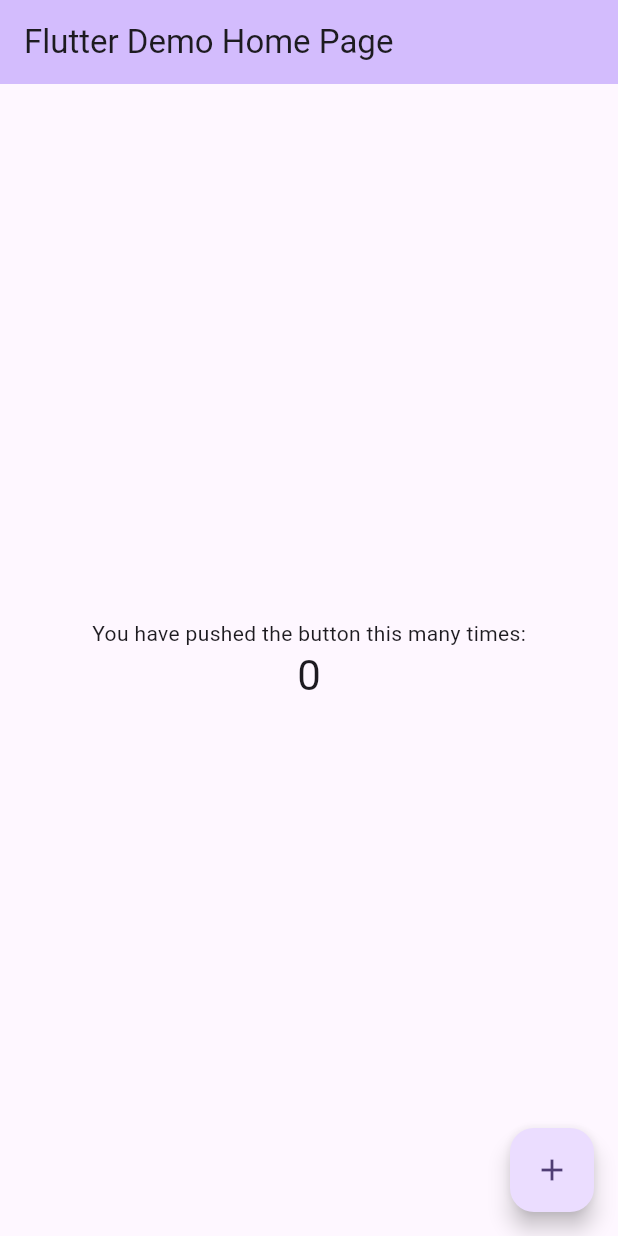
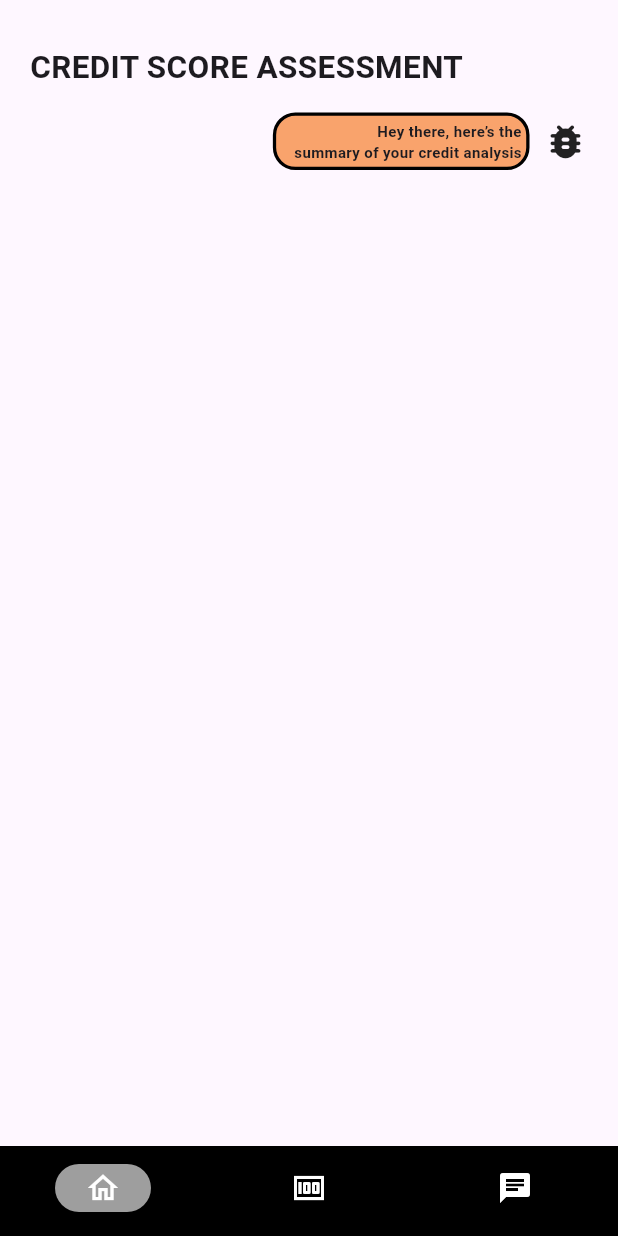
Before and after one commit to legendarycoconutkai/Plutus, a Flutter app: the screen it shows after launch, on a phone screen of 412 x 824 dp. Run offline on Flutter 3.47's test engine with Material 3 defaults, Android fonts, the phone set to English and light mode, and no system bars.

Commit message:
first edit

```diff
--- /dev/null
+++ b/lib/colour.dart
@@ -0,0 +1,11 @@
+import 'package:flutter/material.dart';
+
+// Colours used in the app
+Color paleyellow = const Color(0xffFDFBD4);
+Color pink = const Color(0xffF2828D);
+Color darkpurple = const Color(0xff765D69);
+Color white = const Color(0xffF1F1F1);
+Color orange = const Color(0xffF26628);
+Color darkblue = const Color(0xff305D7A);
+Color cyan = const Color(0xff9BD7D1);
+Color paleorange = const Color(0xffF9A36C);
--- /dev/null
+++ b/lib/home.dart
@@ -0,0 +1,58 @@
+import 'package:flutter/material.dart';
+import 'package:plutus/colour.dart';
+
+// Frame widget which is a StatefulWidget
+class Home extends StatefulWidget {
+  const Home({super.key});
+
+  @override
+  State<Home> createState() => _HomeState();
+}
+
+class _HomeState extends State<Home> {
+
+  @override
+  Widget build(BuildContext context) {
+    return Scaffold(
+      body: SafeArea(
+        child: Padding(
+          padding: const EdgeInsets.symmetric(horizontal: 20.0),
+          child: Column(
+            mainAxisAlignment: MainAxisAlignment.start, crossAxisAlignment: CrossAxisAlignment.start,
+            children: [
+              const Padding(
+                padding: EdgeInsets.only(top: 30.0,),
+                child: Text('CREDIT SCORE ASSESSMENT', style: TextStyle(fontSize: 21, fontWeight: FontWeight.bold),),
+              ),
+              Padding(
+                padding: const EdgeInsets.only(top: 15.0, bottom: 15.0,),
+                child: Row(
+                  mainAxisAlignment: MainAxisAlignment.end, crossAxisAlignment: CrossAxisAlignment.center,
+                  children: [
+                    Container(
+                      decoration: BoxDecoration(
+                        color: paleorange,
+                        borderRadius: BorderRadius.circular(15),
+                        border: Border.all(color: Colors.black, width: 2.18),
+                      ),
+                      child: const Padding(
+                        padding: EdgeInsets.only(top: 3.0, bottom: 3.0, left: 12.0, right: 3.0,),
+                        child: Text(
+                          'Hey there, here’s the \nsummary of your credit analysis',
+                          style: TextStyle(fontSize: 10, fontWeight: FontWeight.bold),
+                          textAlign: TextAlign.end,),
+                      )
+                    ),
+                    const SizedBox(width: 9.0,),
+                    const Icon(Icons.bug_report_rounded, size: 30,),
+                  ],
+                ),
+              ),
+              const SizedBox(height: 9.0,),
+            ],
+          ),
+        ),
+      ),
+    );
+  }
+}
--- a/lib/main.dart
+++ b/lib/main.dart
@@ -1,4 +1,5 @@
 import 'package:flutter/material.dart';
+import 'package:plutus/navbar.dart';
 
 void main() {
   runApp(const MyApp());
@@ -13,113 +14,10 @@
     return MaterialApp(
       title: 'Flutter Demo',
       theme: ThemeData(
-        // This is the theme of your application.
-        //
-        // TRY THIS: Try running your application with "flutter run". You'll see
-        // the application has a purple toolbar. Then, without quitting the app,
-        // try changing the seedColor in the colorScheme below to Colors.green
-        // and then invoke "hot reload" (save your changes or press the "hot
-        // reload" button in a Flutter-supported IDE, or press "r" if you used
-        // the command line to start the app).
-        //
-        // Notice that the counter didn't reset back to zero; the application
-        // state is not lost during the reload. To reset the state, use hot
-        // restart instead.
-        //
-        // This works for code too, not just values: Most code changes can be
-        // tested with just a hot reload.
         colorScheme: ColorScheme.fromSeed(seedColor: Colors.deepPurple),
         useMaterial3: true,
       ),
-      home: const MyHomePage(title: 'Flutter Demo Home Page'),
+      home: const Frame(),
     );
   }
 }
-
-class MyHomePage extends StatefulWidget {
-  const MyHomePage({super.key, required this.title});
-
-  // This widget is the home page of your application. It is stateful, meaning
-  // that it has a State object (defined below) that contains fields that affect
-  // how it looks.
-
-  // This class is the configuration for the state. It holds the values (in this
-  // case the title) provided by the parent (in this case the App widget) and
-  // used by the build method of the State. Fields in a Widget subclass are
-  // always marked "final".
-
-  final String title;
-
-  @override
-  State<MyHomePage> createState() => _MyHomePageState();
-}
-
-class _MyHomePageState extends State<MyHomePage> {
-  int _counter = 0;
-
-  void _incrementCounter() {
-    setState(() {
-      // This call to setState tells the Flutter framework that something has
-      // changed in this State, which causes it to rerun the build method below
-      // so that the display can reflect the updated values. If we changed
-      // _counter without calling setState(), then the build method would not be
-      // called again, and so nothing would appear to happen.
-      _counter++;
-    });
-  }
-
-  @override
-  Widget build(BuildContext context) {
-    // This method is rerun every time setState is called, for instance as done
-    // by the _incrementCounter method above.
-    //
-    // The Flutter framework has been optimized to make rerunning build methods
-    // fast, so that you can just rebuild anything that needs updating rather
-    // than having to individually change instances of widgets.
-    return Scaffold(
-      appBar: AppBar(
-        // TRY THIS: Try changing the color here to a specific color (to
-        // Colors.amber, perhaps?) and trigger a hot reload to see the AppBar
-        // change color while the other colors stay the same.
-        backgroundColor: Theme.of(context).colorScheme.inversePrimary,
-        // Here we take the value from the MyHomePage object that was created by
-        // the App.build method, and use it to set our appbar title.
-        title: Text(widget.title),
-      ),
-      body: Center(
-        // Center is a layout widget. It takes a single child and positions it
-        // in the middle of the parent.
-        child: Column(
-          // Column is also a layout widget. It takes a list of children and
-          // arranges them vertically. By default, it sizes itself to fit its
-          // children horizontally, and tries to be as tall as its parent.
-          //
-          // Column has various properties to control how it sizes itself and
-          // how it positions its children. Here we use mainAxisAlignment to
-          // center the children vertically; the main axis here is the vertical
-          // axis because Columns are vertical (the cross axis would be
-          // horizontal).
-          //
-          // TRY THIS: Invoke "debug painting" (choose the "Toggle Debug Paint"
-          // action in the IDE, or press "p" in the console), to see the
-          // wireframe for each widget.
-          mainAxisAlignment: MainAxisAlignment.center,
-          children: <Widget>[
-            const Text(
-              'You have pushed the button this many times:',
-            ),
-            Text(
-              '$_counter',
-              style: Theme.of(context).textTheme.headlineMedium,
-            ),
-          ],
-        ),
-      ),
-      floatingActionButton: FloatingActionButton(
-        onPressed: _incrementCounter,
-        tooltip: 'Increment',
-        child: const Icon(Icons.add),
-      ), // This trailing comma makes auto-formatting nicer for build methods.
-    );
-  }
-}
--- /dev/null
+++ b/lib/navbar.dart
@@ -0,0 +1,55 @@
+import 'package:flutter/material.dart';
+import 'package:plutus/home.dart';
+
+// Frame widget which is a StatefulWidget
+class Frame extends StatefulWidget {
+  const Frame({super.key});
+
+  @override
+  State<Frame> createState() => _FrameState();
+}
+
+class _FrameState extends State<Frame> {
+  // Initial page index
+  int _page = 0;
+
+  // List of pages to navigate to
+  final pages = [
+    Home(),
+    Home(),
+    Home(),
+  ];
+
+  @override
+  Widget build(BuildContext context) {
+    return Scaffold(
+      // Display the current page
+      body: pages[_page],
+      // Bottom navigation bar
+      bottomNavigationBar: NavigationBarTheme(
+        data: const NavigationBarThemeData(
+          labelTextStyle: WidgetStatePropertyAll(TextStyle(color: Colors.transparent, fontSize: 0)),
+          backgroundColor: Colors.black,
+          indicatorColor: Colors.grey,
+        ),
+        child: NavigationBar(
+          height: 60,
+          destinations: const [
+            NavigationDestination(icon: Icon(Icons.home_outlined, color: Colors.white,), label: 'Home'),
+            NavigationDestination(icon: Icon(Icons.money, color: Colors.white,), label: 'Money'),
+            NavigationDestination(icon: Icon(Icons.chat, color: Colors.white,), label: 'Home'),
+          ],
+          // Current selected index
+          selectedIndex: _page,
+          // Handle destination selection
+          onDestinationSelected: (int index) {
+            setState(() {
+              // Update the current page index
+              _page = index;
+            });
+          }
+        ),
+      ),
+    );
+  }
+}
```
